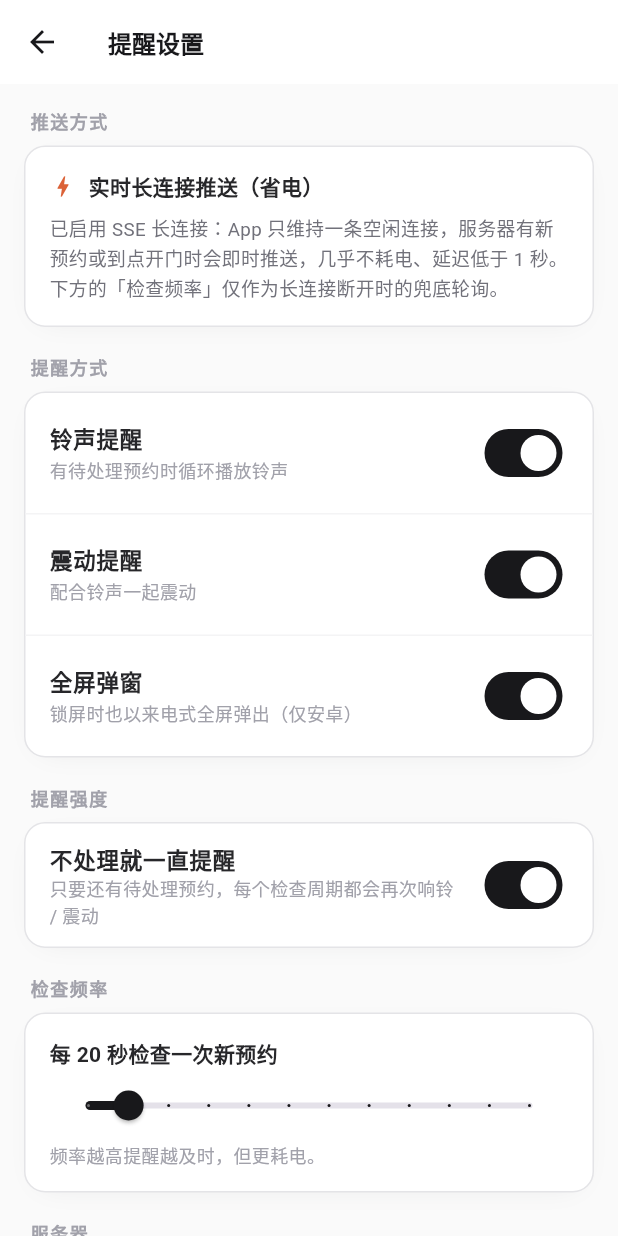
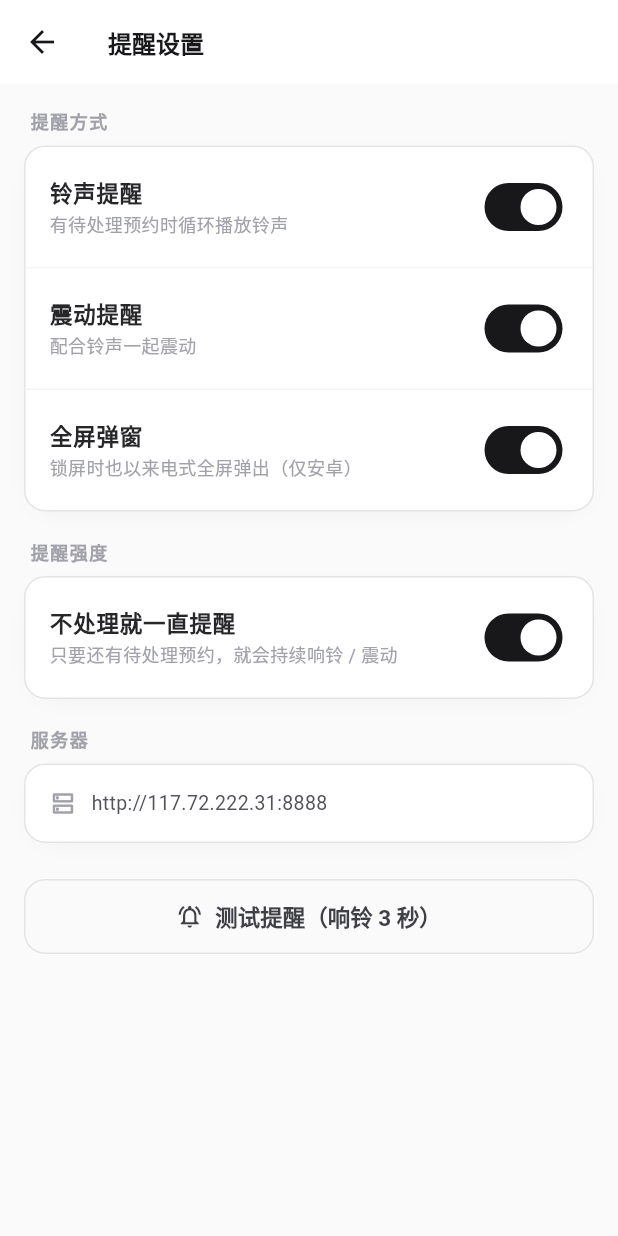
Before and after one commit to Lythrilla/YingShiXueYuan, a Flutter app: the HomePage screen opened directly, after a tap on the "settings" icon, on a phone screen of 412 x 824 dp. Run offline on Flutter 3.47's test engine with Material 3 defaults, Android fonts, the phone set to English and light mode, and no system bars; our stand-ins replace audioplayers, flutter_local_notifications, image_picker, share_plus, shared_preferences, vibration; missing offline and left inert: flutter_background_service; accounts and stored records are empty; network calls fail; Roboto replaces fonts that are missing (PingFang SC).

Commit message:
refactor(app): 移除非生产级推送展示，去重资源入口，去掉误导的连接状态
Co-Authored-By: Devin AI <158243242+devin-ai-integration[bot]@users.noreply.github.com>

```diff
--- a/mobile/lib/app_state.dart
+++ b/mobile/lib/app_state.dart
@@ -1,9 +1,6 @@
 import 'package:flutter/foundation.dart';
 
-/// 全局刷新信号：后台 SSE 收到审批类事件时自增，各页面监听后即时重载。
+/// 全局刷新信号：后台收到审批类事件时自增，各页面监听后即时重载。
 final ValueNotifier<int> appRefresh = ValueNotifier<int>(0);
 
-/// SSE 长连接状态（true=已连上实时推送）。
-final ValueNotifier<bool> appConnected = ValueNotifier<bool>(false);
-
 void bumpRefresh() => appRefresh.value++;
--- a/mobile/lib/background_service.dart
+++ b/mobile/lib/background_service.dart
@@ -75,8 +75,6 @@ Future<void> onStart(ServiceInstance service) async {
     sse = SseClient(
       uri: api.sseUri(),
       onEvent: (data) => _onSseEvent(service, data),
-      onState: (connected) =>
-          service.invoke('sse', {'connected': connected}),
     )..start();
   }
 
@@ -187,14 +185,13 @@ Future<void> _poll(ServiceInstance service) async {
     }
 
     if (service is AndroidServiceInstance) {
-      final secs = await Store.pollSeconds();
       await service.setForegroundNotificationInfo(
         title: pendingIds.isEmpty
             ? '录音预约 · 监控中'
             : '${pendingIds.length} 条预约待处理',
         content: pendingIds.isEmpty
-            ? '每 ${secs}s 检查一次，暂无待处理'
-            : '处理后提醒才会消失 · 每 ${secs}s 刷新',
+            ? '实时监控中，暂无待处理预约'
+            : '处理后提醒才会消失',
       );
     }
 
--- a/mobile/lib/pages/home_page.dart
+++ b/mobile/lib/pages/home_page.dart
@@ -32,10 +32,6 @@ class _HomePageState extends State<HomePage> {
     _subs.add(BackgroundPoller.instance.on('update').listen((_) {
       if (mounted) bumpRefresh();
     }));
-    _subs.add(BackgroundPoller.instance.on('sse').listen((event) {
-      final connected = (event?['connected'] ?? false) as bool;
-      appConnected.value = connected;
-    }));
     _subs.add(BackgroundPoller.instance.on('door').listen((event) {
       if (event != null) _showDoorBanner(event);
     }));
@@ -65,7 +61,7 @@ class _HomePageState extends State<HomePage> {
   @override
   Widget build(BuildContext context) {
     final pages = [
-      _scaffold('数据概览', const OverviewTab(), showStatus: true),
+      _scaffold('数据概览', const OverviewTab()),
       _scaffold('预约管理', const BookingsTab()),
       const ResourcesPage(),
       _scaffold('更多', const MorePage()),
@@ -99,7 +95,7 @@ class _HomePageState extends State<HomePage> {
     );
   }
 
-  Widget _scaffold(String title, Widget body, {bool showStatus = false}) {
+  Widget _scaffold(String title, Widget body) {
     return Scaffold(
       appBar: AppBar(
         titleSpacing: 16,
@@ -115,7 +111,6 @@ class _HomePageState extends State<HomePage> {
           ],
         ),
         actions: [
-          if (showStatus) _connectionChip(),
           IconButton(
             tooltip: '提醒设置',
             icon: const Icon(Icons.settings_outlined, color: AppColors.ink700),
@@ -128,32 +123,4 @@ class _HomePageState extends State<HomePage> {
       body: body,
     );
   }
-
-  Widget _connectionChip() {
-    return ValueListenableBuilder<bool>(
-      valueListenable: appConnected,
-      builder: (context, connected, child) {
-        return Padding(
-          padding: const EdgeInsets.symmetric(horizontal: 4),
-          child: Row(
-            children: [
-              Container(
-                height: 8,
-                width: 8,
-                decoration: BoxDecoration(
-                    color: connected
-                        ? AppColors.emerald500
-                        : AppColors.ink300,
-                    shape: BoxShape.circle),
-              ),
-              const SizedBox(width: 5),
-              Text(connected ? '实时' : '连接中',
-                  style: const TextStyle(
-                      fontSize: 12, color: AppColors.ink400)),
-            ],
-          ),
-        );
-      },
-    );
-  }
 }
--- a/mobile/lib/pages/more_page.dart
+++ b/mobile/lib/pages/more_page.dart
@@ -13,7 +13,6 @@ import '../widgets/ui.dart';
 import 'admins_page.dart';
 import 'login_page.dart';
 import 'logs_page.dart';
-import 'resources_page.dart';
 import 'settings_page.dart';
 import 'shifts_page.dart';
 import 'slots_page.dart';
@@ -127,14 +126,11 @@ class _MorePageState extends State<MorePage> {
           ),
         ),
         const SizedBox(height: 18),
-        const SectionTitle('资源与排期'),
+        const SectionTitle('排期与开门'),
         AppCard(
           padding: EdgeInsets.zero,
           child: Column(
             children: [
-              _tile(Icons.meeting_room_outlined, '实验室 / 设备',
-                  '增删改、图片、负责人', () => _go(const ResourcesPage())),
-              _divider(),
               _tile(Icons.schedule_outlined, '时间段', '管理可预约的时段',
                   () => _go(const SlotsPage())),
               _divider(),
@@ -177,7 +173,7 @@ class _MorePageState extends State<MorePage> {
           child: Column(
             children: [
               _tile(Icons.notifications_active_outlined, '提醒设置',
-                  '推送方式、铃声、震动', () => _go(const SettingsPage())),
+                  '铃声、震动、全屏弹窗', () => _go(const SettingsPage())),
               _divider(),
               _tile(Icons.logout, '退出登录', '', _logout,
                   danger: true),
--- a/mobile/lib/pages/settings_page.dart
+++ b/mobile/lib/pages/settings_page.dart
@@ -17,7 +17,6 @@ class _SettingsPageState extends State<SettingsPage> {
   bool _vibration = true;
   bool _fullscreen = true;
   bool _relentless = true;
-  int _poll = 20;
   String _server = '';
   bool _loaded = false;
 
@@ -32,7 +31,6 @@ class _SettingsPageState extends State<SettingsPage> {
     _vibration = await Store.alertVibration();
     _fullscreen = await Store.alertFullscreen();
     _relentless = await Store.alertRelentless();
-    _poll = await Store.pollSeconds();
     _server = await Store.serverUrl();
     if (mounted) setState(() => _loaded = true);
   }
@@ -48,30 +46,6 @@ class _SettingsPageState extends State<SettingsPage> {
           : ListView(
               padding: const EdgeInsets.all(16),
               children: [
-                _sectionTitle('推送方式'),
-                AppCard(
-                  child: Column(
-                    crossAxisAlignment: CrossAxisAlignment.start,
-                    children: const [
-                      Row(children: [
-                        Icon(Icons.bolt, size: 18, color: AppColors.accent500),
-                        SizedBox(width: 8),
-                        Text('实时长连接推送（省电）',
-                            style: TextStyle(
-                                fontSize: 14,
-                                fontWeight: FontWeight.w600,
-                                color: AppColors.ink800)),
-                      ]),
-                      SizedBox(height: 8),
-                      Text(
-                        '已启用 SSE 长连接：App 只维持一条空闲连接，服务器有新预约或到点开门时会即时推送，几乎不耗电、延迟低于 1 秒。下方的「检查频率」仅作为长连接断开时的兜底轮询。',
-                        style:
-                            TextStyle(fontSize: 12.5, color: AppColors.ink500, height: 1.5),
-                      ),
-                    ],
-                  ),
-                ),
-                const SizedBox(height: 18),
                 _sectionTitle('提醒方式'),
                 AppCard(
                   padding: EdgeInsets.zero,
@@ -98,42 +72,13 @@ class _SettingsPageState extends State<SettingsPage> {
                 AppCard(
                   padding: EdgeInsets.zero,
                   child: Column(children: [
-                    _switch('不处理就一直提醒', '只要还有待处理预约，每个检查周期都会再次响铃 / 震动',
+                    _switch('不处理就一直提醒', '只要还有待处理预约，就会持续响铃 / 震动',
                         _relentless, (v) async {
                       await Store.setAlertRelentless(v);
                       setState(() => _relentless = v);
                       _notifyService();
                     }),
                   ]),
-                ),
-                const SizedBox(height: 18),
-                _sectionTitle('检查频率'),
-                AppCard(
-                  child: Column(
-                    crossAxisAlignment: CrossAxisAlignment.start,
-                    children: [
-                      Text('每 $_poll 秒检查一次新预约',
-                          style: const TextStyle(
-                              fontSize: 14,
-                              fontWeight: FontWeight.w600,
-                              color: AppColors.ink800)),
-                      Slider(
-                        value: _poll.toDouble(),
-                        min: 10,
-                        max: 120,
-                        divisions: 11,
-                        activeColor: AppColors.ink900,
-                        label: '$_poll 秒',
-                        onChanged: (v) => setState(() => _poll = v.round()),
-                        onChangeEnd: (v) async {
-                          await Store.setPollSeconds(v.round());
-                          _notifyService();
-                        },
-                      ),
-                      const Text('频率越高提醒越及时，但更耗电。',
-                          style: TextStyle(fontSize: 12, color: AppColors.ink400)),
-                    ],
-                  ),
                 ),
                 const SizedBox(height: 18),
                 _sectionTitle('服务器'),
```
